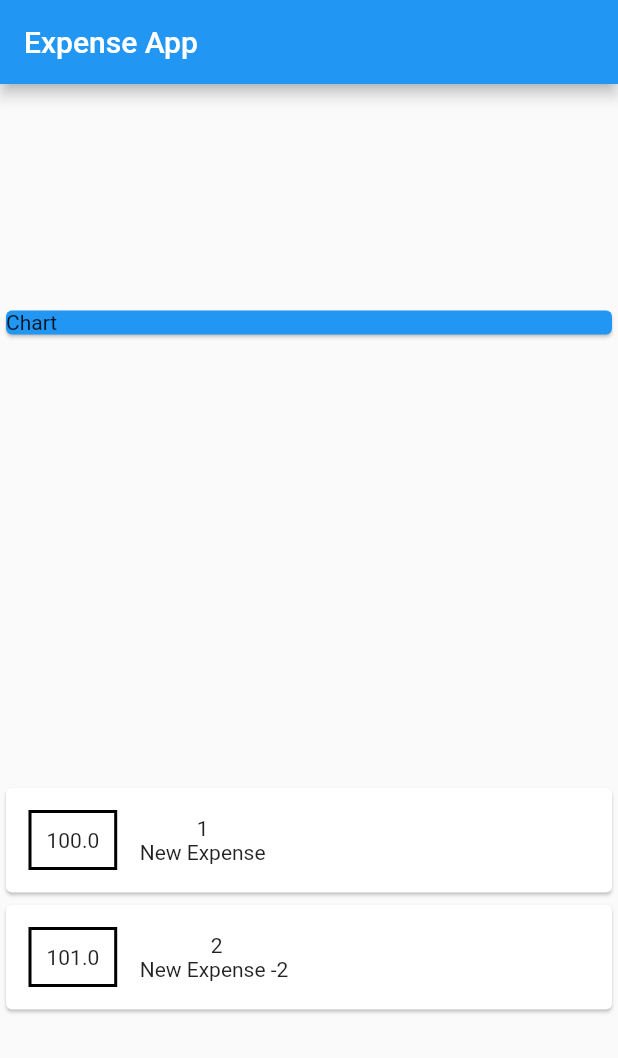
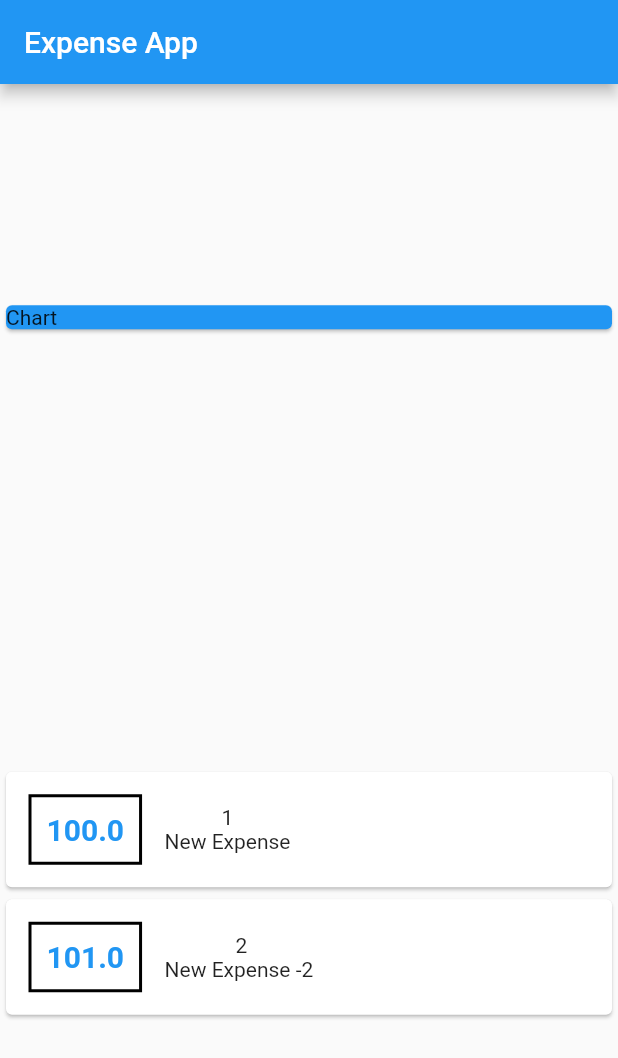
Before and after one commit to ashish1500616/expense_app, a Flutter app: the screen it shows after launch, on a phone screen of 412 x 824 dp. Shown: the top 1058 px of the screen. Run offline on Flutter 3.47's test engine with Material 2 defaults, Android fonts, the phone set to English and light mode, and no system bars.

Commit message:
Add Style To Text.

```diff
--- a/lib/main.dart
+++ b/lib/main.dart
@@ -62,12 +62,21 @@ class MyHomePage extends StatelessWidget {
                       ),
                       child: Text(
                         tx.amount.toString(),
+                        style: TextStyle(
+                          fontWeight: FontWeight.bold,
+                          fontSize: 20,
+                          color: Colors.blue,
+                        ),
                       ),
                     ),
                     Column(
                       children: <Widget>[
-                        Text(tx.id),
-                        Text(tx.title),
+                        Text(
+                          tx.id,
+                        ),
+                        Text(
+                          tx.title,
+                        ),
                       ],
                     )
                   ],
```
